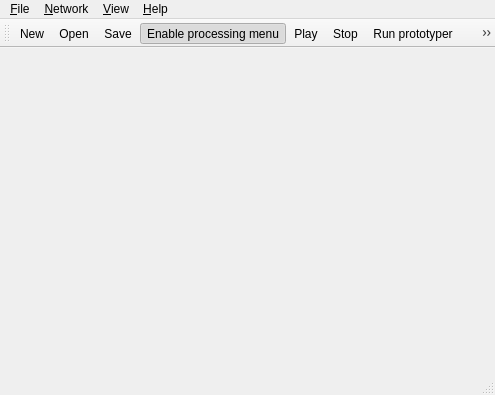
Old version of the form CLAM_NetworkEditor/qt4/src/MainWindow.ui in the repository clam-project/clam.
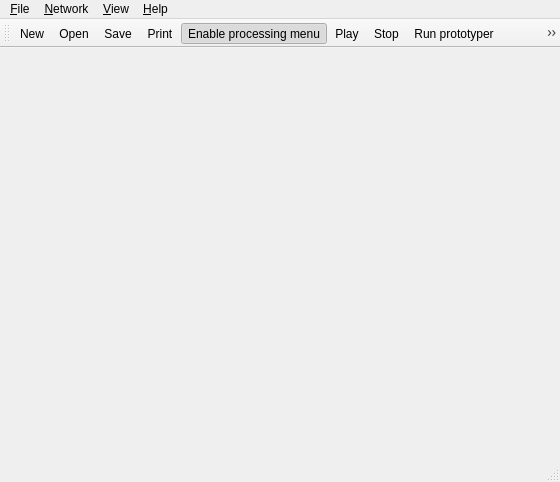
New version of the form. Icons and pictures are not drawn.

Commit message: Embeded icons Processing list Fix: removed the wire artifact Print from menu

What changed in the file:
```diff
--- a/CLAM_NetworkEditor/qt4/src/MainWindow.ui
+++ b/CLAM_NetworkEditor/qt4/src/MainWindow.ui
@@ -8,8 +8,8 @@
    <rect>
     <x>0</x>
     <y>0</y>
-    <width>495</width>
-    <height>395</height>
+    <width>560</width>
+    <height>482</height>
    </rect>
   </property>
   <property name="windowTitle" >
@@ -30,8 +30,8 @@
     <rect>
      <x>0</x>
      <y>0</y>
-     <width>495</width>
-     <height>28</height>
+     <width>560</width>
+     <height>29</height>
     </rect>
    </property>
    <widget class="QMenu" name="menuHelp" >
@@ -73,7 +73,16 @@
    <addaction name="menu_View" />
    <addaction name="menuHelp" />
   </widget>
-  <widget class="QStatusBar" name="statusbar" />
+  <widget class="QStatusBar" name="statusbar" >
+   <property name="geometry" >
+    <rect>
+     <x>0</x>
+     <y>460</y>
+     <width>560</width>
+     <height>22</height>
+    </rect>
+   </property>
+  </widget>
   <widget class="QToolBar" name="toolBar" >
    <property name="orientation" >
     <enum>Qt::Horizontal</enum>
@@ -84,6 +93,7 @@
    <addaction name="action_New" />
    <addaction name="action_Open" />
    <addaction name="action_Save_network" />
+   <addaction name="action_Print" />
    <addaction name="action_Enable_processings_menu" />
    <addaction name="action_Play" />
    <addaction name="action_Stop" />
@@ -221,6 +231,14 @@
     <string>Run prototyper</string>
    </property>
   </action>
+  <action name="action_Print" >
+   <property name="icon" >
+    <iconset resource="images.qrc" >:/icons/images/fileprint.png</iconset>
+   </property>
+   <property name="text" >
+    <string>Print</string>
+   </property>
+  </action>
  </widget>
  <pixmapfunction></pixmapfunction>
  <resources/>
```
Left out of the diff: 33 changed lines with no effect on the pictures. The commit also changes 26 other files.
